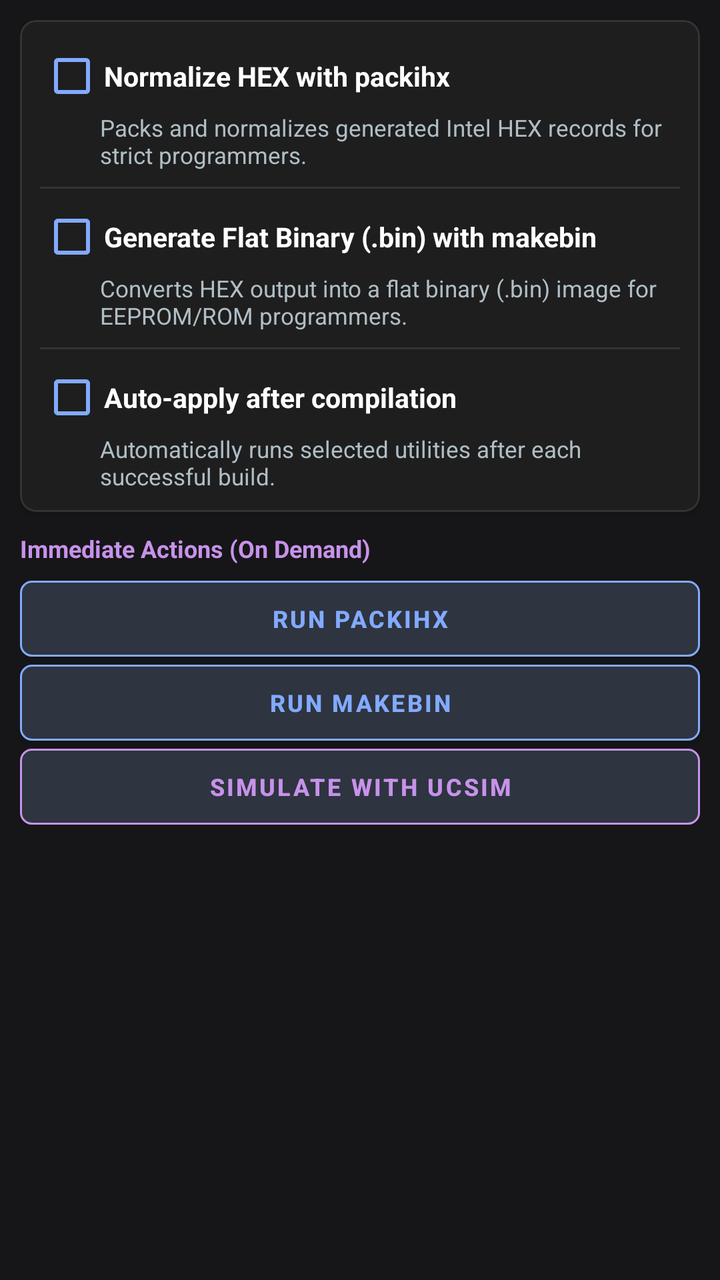
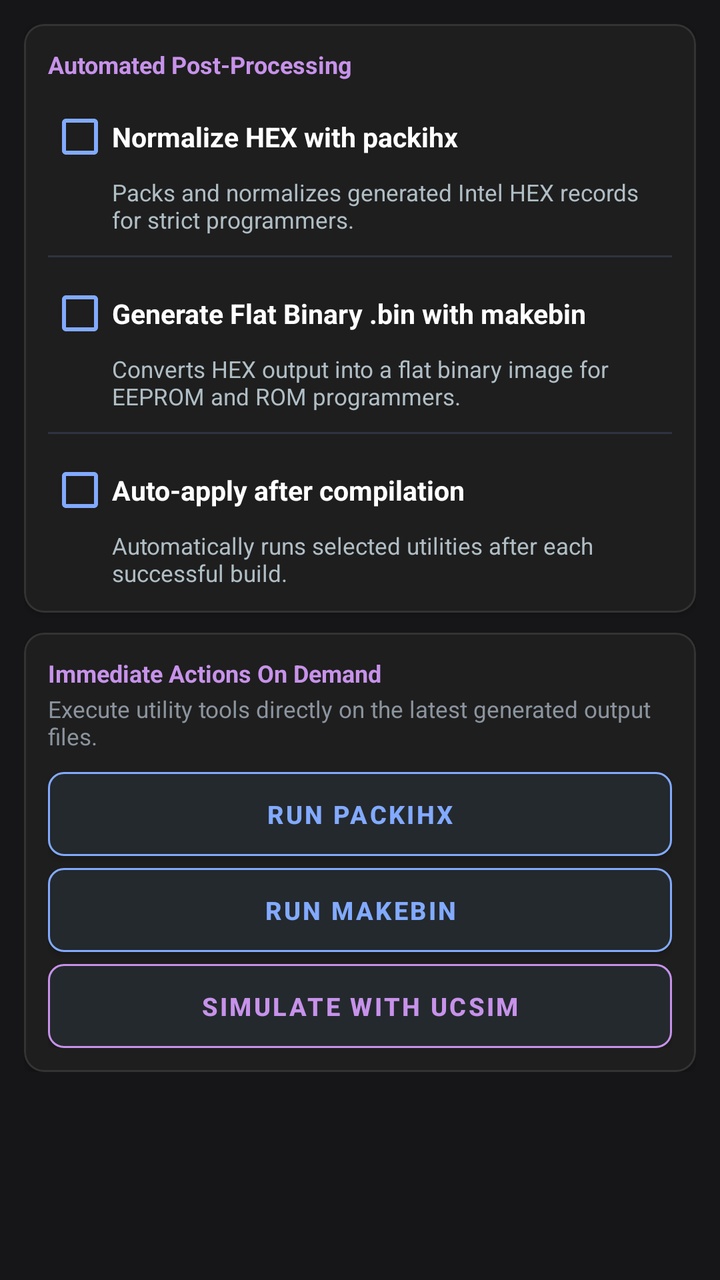

Screens rendered from an Android XML layout before and after an edit, with the pre-edit source and the edit as a unified diff.
<!-- AndroidManifest.xml: application theme Theme.CPIC -->
<!-- res/layout/dialog_optional_tools.xml -->
<?xml version="1.0" encoding="utf-8"?>
<ScrollView xmlns:android="http://schemas.android.com/apk/res/android"
    xmlns:app="http://schemas.android.com/apk/res-auto"
    android:layout_width="match_parent"
    android:layout_height="wrap_content"
    android:background="@color/surface"
    android:padding="10dp">

    <LinearLayout
        android:layout_width="match_parent"
        android:layout_height="wrap_content"
        android:orientation="vertical">

        
        <com.google.android.material.card.MaterialCardView
            android:layout_width="match_parent"
            android:layout_height="wrap_content"
            app:cardBackgroundColor="#1E1E1E"
            app:cardCornerRadius="8dp"
            app:cardElevation="2dp"
            app:strokeColor="#333333"
            app:strokeWidth="1dp">

            <LinearLayout
                android:layout_width="match_parent"
                android:layout_height="wrap_content"
                android:orientation="vertical"
                android:padding="10dp">

                
                <com.google.android.material.checkbox.MaterialCheckBox
                    android:id="@+id/chk_packihx"
                    android:layout_width="match_parent"
                    android:layout_height="wrap_content"
                    android:minHeight="36dp"
                    android:text="@string/opt_packihx_title"
                    android:textColor="#FFFFFF"
                    android:textSize="13.5sp"
                    android:textStyle="bold"
                    app:buttonTint="@color/primary" />

                <TextView
                    android:layout_width="match_parent"
                    android:layout_height="wrap_content"
                    android:layout_marginStart="30dp"
                    android:layout_marginBottom="8dp"
                    android:text="@string/opt_packihx_desc"
                    android:textColor="#B0BEC5"
                    android:textSize="11.5sp" />

                <View
                    android:layout_width="match_parent"
                    android:layout_height="1dp"
                    android:layout_marginBottom="6dp"
                    android:background="#333333" />

                
                <com.google.android.material.checkbox.MaterialCheckBox
                    android:id="@+id/chk_makebin"
                    android:layout_width="match_parent"
                    android:layout_height="wrap_content"
                    android:minHeight="36dp"
                    android:text="@string/opt_makebin_title"
                    android:textColor="#FFFFFF"
                    android:textSize="13.5sp"
                    android:textStyle="bold"
                    app:buttonTint="@color/primary" />

                <TextView
                    android:layout_width="match_parent"
                    android:layout_height="wrap_content"
                    android:layout_marginStart="30dp"
                    android:layout_marginBottom="8dp"
                    android:text="@string/opt_makebin_desc"
                    android:textColor="#B0BEC5"
                    android:textSize="11.5sp" />

                <View
                    android:layout_width="match_parent"
                    android:layout_height="1dp"
                    android:layout_marginBottom="6dp"
                    android:background="#333333" />

                
                <com.google.android.material.checkbox.MaterialCheckBox
                    android:id="@+id/chk_auto_apply"
                    android:layout_width="match_parent"
                    android:layout_height="wrap_content"
                    android:minHeight="36dp"
                    android:text="@string/opt_auto_apply_title"
                    android:textColor="#FFFFFF"
                    android:textSize="13.5sp"
                    android:textStyle="bold"
                    app:buttonTint="@color/primary" />

                <TextView
                    android:layout_width="match_parent"
                    android:layout_height="wrap_content"
                    android:layout_marginStart="30dp"
                    android:text="@string/opt_auto_apply_desc"
                    android:textColor="#B0BEC5"
                    android:textSize="11.5sp" />

            </LinearLayout>
        </com.google.android.material.card.MaterialCardView>

        
        <TextView
            android:layout_width="match_parent"
            android:layout_height="wrap_content"
            android:layout_marginTop="10dp"
            android:layout_marginBottom="6dp"
            android:text="@string/opt_actions_header"
            android:textColor="@color/secondary"
            android:textSize="12sp"
            android:textStyle="bold" />

        
        <com.google.android.material.button.MaterialButton
            android:id="@+id/btn_run_packihx_action"
            android:layout_width="match_parent"
            android:layout_height="wrap_content"
            android:minHeight="38dp"
            android:insetTop="0dp"
            android:insetBottom="0dp"
            android:layout_marginTop="2dp"
            android:text="@string/btn_run_packihx"
            android:textColor="@color/primary"
            android:textSize="12sp"
            android:textStyle="bold"
            app:backgroundTint="#2E3440"
            app:cornerRadius="6dp"
            app:strokeColor="@color/primary"
            app:strokeWidth="1dp" />

        <com.google.android.material.button.MaterialButton
            android:id="@+id/btn_run_makebin_action"
            android:layout_width="match_parent"
            android:layout_height="wrap_content"
            android:minHeight="38dp"
            android:insetTop="0dp"
            android:insetBottom="0dp"
            android:layout_marginTop="4dp"
            android:text="@string/btn_run_makebin"
            android:textColor="@color/primary"
            android:textSize="12sp"
            android:textStyle="bold"
            app:backgroundTint="#2E3440"
            app:cornerRadius="6dp"
            app:strokeColor="@color/primary"
            app:strokeWidth="1dp" />

        <com.google.android.material.button.MaterialButton
            android:id="@+id/btn_run_simulator_action"
            android:layout_width="match_parent"
            android:layout_height="wrap_content"
            android:minHeight="38dp"
            android:insetTop="0dp"
            android:insetBottom="0dp"
            android:layout_marginTop="4dp"
            android:text="@string/btn_run_simulator"
            android:textColor="@color/secondary"
            android:textSize="12sp"
            android:textStyle="bold"
            app:backgroundTint="#2E3440"
            app:cornerRadius="6dp"
            app:strokeColor="@color/secondary"
            app:strokeWidth="1dp" />

    </LinearLayout>
</ScrollView>
<!-- resources referenced by this layout -->
<resources>
  <color name="primary">#82AAFF</color>
  <color name="secondary">#C792EA</color>
  <color name="surface">#161618</color>
  <string name="btn_run_makebin">Run makebin</string>
  <string name="btn_run_packihx">Run packihx</string>
  <string name="btn_run_simulator">Simulate with ucSim</string>
  <string name="opt_actions_header">Immediate Actions (On Demand)</string>
  <string name="opt_auto_apply_desc">Automatically runs selected utilities after each successful build.</string>
  <string name="opt_auto_apply_title">Auto-apply after compilation</string>
  <string name="opt_makebin_desc">Converts HEX output into a flat binary (.bin) image for EEPROM/ROM programmers.</string>
  <string name="opt_makebin_title">Generate Flat Binary (.bin) with makebin</string>
  <string name="opt_packihx_desc">Packs and normalizes generated Intel HEX records for strict programmers.</string>
  <string name="opt_packihx_title">Normalize HEX with packihx</string>
  <color name="primary_variant">#3B4252</color>
  <color name="on_primary">#FFFFFF</color>
  <color name="on_secondary">#121212</color>
  <color name="background">#0A0A0B</color>
  <color name="on_surface">#E0E0E0</color>
  <style name="CustomPopupTheme" parent="ThemeOverlay.AppCompat.Light">
          <item name="android:windowBackground">@color/surface</item>
          <item name="android:colorBackground">#FAFAFA</item>
          <item name="android:background">#FAFAFA</item>
          <item name="android:itemBackground">#FAFAFA</item>
          <item name="android:textColor">#000000</item>
      </style>
  <style name="CustomAlertDialogTheme" parent="ThemeOverlay.MaterialComponents.MaterialAlertDialog">
          <item name="android:background">@color/surface</item>
          <item name="colorSurface">@color/surface</item>
          <item name="colorOnSurface">#FFFFFF</item>
          <item name="android:textColorPrimary">#FFFFFF</item>
          <item name="android:textColorSecondary">#B0BEC5</item>
          <item name="colorPrimary">@color/primary</item>
          <item name="buttonBarPositiveButtonStyle">@style/DialogPositiveButton</item>
          <item name="buttonBarNegativeButtonStyle">@style/DialogNegativeButton</item>
      </style>
  <style name="DialogPositiveButton" parent="Widget.MaterialComponents.Button.TextButton.Dialog">
          <item name="android:textColor">@color/primary</item>
          <item name="android:textStyle">bold</item>
      </style>
  <style name="DialogNegativeButton" parent="Widget.MaterialComponents.Button.TextButton.Dialog">
          <item name="android:textColor">#B0BEC5</item>
      </style>
  <!-- unchanged entries left out for length: 1 -->
</resources>

<!-- the commit's change to res/layout/dialog_optional_tools.xml (unified diff, before → after) -->
@@ -4,7 +4,7 @@
     android:layout_width="match_parent"
     android:layout_height="wrap_content"
     android:background="@color/surface"
-    android:padding="10dp">
+    android:padding="12dp">
 
     <LinearLayout
         android:layout_width="match_parent"
@@ -16,7 +16,7 @@
             android:layout_width="match_parent"
             android:layout_height="wrap_content"
             app:cardBackgroundColor="#1E1E1E"
-            app:cardCornerRadius="8dp"
+            app:cardCornerRadius="10dp"
             app:cardElevation="2dp"
             app:strokeColor="#333333"
             app:strokeWidth="1dp">
@@ -25,14 +25,23 @@
                 android:layout_width="match_parent"
                 android:layout_height="wrap_content"
                 android:orientation="vertical"
-                android:padding="10dp">
+                android:padding="12dp">
+
+                <TextView
+                    android:layout_width="match_parent"
+                    android:layout_height="wrap_content"
+                    android:layout_marginBottom="8dp"
+                    android:text="@string/opt_automation_header"
+                    android:textColor="@color/secondary"
+                    android:textSize="12sp"
+                    android:textStyle="bold" />
 
                 
                 <com.google.android.material.checkbox.MaterialCheckBox
                     android:id="@+id/chk_packihx"
                     android:layout_width="match_parent"
                     android:layout_height="wrap_content"
-                    android:minHeight="36dp"
+                    android:minHeight="40dp"
                     android:text="@string/opt_packihx_title"
                     android:textColor="#FFFFFF"
                     android:textSize="13.5sp"
@@ -42,8 +51,8 @@
                 <TextView
                     android:layout_width="match_parent"
                     android:layout_height="wrap_content"
-                    android:layout_marginStart="30dp"
-                    android:layout_marginBottom="8dp"
+                    android:layout_marginStart="32dp"
+                    android:layout_marginBottom="10dp"
                     android:text="@string/opt_packihx_desc"
                     android:textColor="#B0BEC5"
                     android:textSize="11.5sp" />
@@ -51,15 +60,15 @@
                 <View
                     android:layout_width="match_parent"
                     android:layout_height="1dp"
-                    android:layout_marginBottom="6dp"
-                    android:background="#333333" />
+                    android:layout_marginBottom="8dp"
+                    android:background="#2E3440" />
 
                 
                 <com.google.android.material.checkbox.MaterialCheckBox
                     android:id="@+id/chk_makebin"
                     android:layout_width="match_parent"
                     android:layout_height="wrap_content"
-                    android:minHeight="36dp"
+                    android:minHeight="40dp"
                     android:text="@string/opt_makebin_title"
                     android:textColor="#FFFFFF"
                     android:textSize="13.5sp"
@@ -69,8 +78,8 @@
                 <TextView
                     android:layout_width="match_parent"
                     android:layout_height="wrap_content"
-                    android:layout_marginStart="30dp"
-                    android:layout_marginBottom="8dp"
+                    android:layout_marginStart="32dp"
+                    android:layout_marginBottom="10dp"
                     android:text="@string/opt_makebin_desc"
                     android:textColor="#B0BEC5"
                     android:textSize="11.5sp" />
@@ -78,15 +87,15 @@
                 <View
                     android:layout_width="match_parent"
                     android:layout_height="1dp"
-                    android:layout_marginBottom="6dp"
-                    android:background="#333333" />
+                    android:layout_marginBottom="8dp"
+                    android:background="#2E3440" />
 
                 
                 <com.google.android.material.checkbox.MaterialCheckBox
                     android:id="@+id/chk_auto_apply"
                     android:layout_width="match_parent"
                     android:layout_height="wrap_content"
-                    android:minHeight="36dp"
+                    android:minHeight="40dp"
                     android:text="@string/opt_auto_apply_title"
                     android:textColor="#FFFFFF"
                     android:textSize="13.5sp"
@@ -96,7 +105,7 @@
                 <TextView
                     android:layout_width="match_parent"
                     android:layout_height="wrap_content"
-                    android:layout_marginStart="30dp"
+                    android:layout_marginStart="32dp"
                     android:text="@string/opt_auto_apply_desc"
                     android:textColor="#B0BEC5"
                     android:textSize="11.5sp" />
@@ -105,67 +114,92 @@
         </com.google.android.material.card.MaterialCardView>
 
         
-        <TextView
+        <com.google.android.material.card.MaterialCardView
             android:layout_width="match_parent"
             android:layout_height="wrap_content"
             android:layout_marginTop="10dp"
-            android:layout_marginBottom="6dp"
-            android:text="@string/opt_actions_header"
-            android:textColor="@color/secondary"
-            android:textSize="12sp"
-            android:textStyle="bold" />
-
-        
-        <com.google.android.material.button.MaterialButton
-            android:id="@+id/btn_run_packihx_action"
-            android:layout_width="match_parent"
-            android:layout_height="wrap_content"
-            android:minHeight="38dp"
-            android:insetTop="0dp"
-            android:insetBottom="0dp"
-            android:layout_marginTop="2dp"
-            android:text="@string/btn_run_packihx"
-            android:textColor="@color/primary"
-            android:textSize="12sp"
-            android:textStyle="bold"
-            app:backgroundTint="#2E3440"
-            app:cornerRadius="6dp"
-            app:strokeColor="@color/primary"
-            app:strokeWidth="1dp" />
-
-        <com.google.android.material.button.MaterialButton
-            android:id="@+id/btn_run_makebin_action"
-            android:layout_width="match_parent"
-            android:layout_height="wrap_content"
-            android:minHeight="38dp"
-            android:insetTop="0dp"
-            android:insetBottom="0dp"
-            android:layout_marginTop="4dp"
-            android:text="@string/btn_run_makebin"
-            android:textColor="@color/primary"
-            android:textSize="12sp"
-            android:textStyle="bold"
-            app:backgroundTint="#2E3440"
-            app:cornerRadius="6dp"
-            app:strokeColor="@color/primary"
-            app:strokeWidth="1dp" />
-
-        <com.google.android.material.button.MaterialButton
-            android:id="@+id/btn_run_simulator_action"
-            android:layout_width="match_parent"
-            android:layout_height="wrap_content"
-            android:minHeight="38dp"
-            android:insetTop="0dp"
-            android:insetBottom="0dp"
-            android:layout_marginTop="4dp"
-            android:text="@string/btn_run_simulator"
-            android:textColor="@color/secondary"
-            android:textSize="12sp"
-            android:textStyle="bold"
-            app:backgroundTint="#2E3440"
-            app:cornerRadius="6dp"
-            app:strokeColor="@color/secondary"
-            app:strokeWidth="1dp" />
+            app:cardBackgroundColor="#1E1E1E"
+            app:cardCornerRadius="10dp"
+            app:cardElevation="2dp"
+            app:strokeColor="#333333"
+            app:strokeWidth="1dp">
+
+            <LinearLayout
+                android:layout_width="match_parent"
+                android:layout_height="wrap_content"
+                android:orientation="vertical"
+                android:padding="12dp">
+
+                <TextView
+                    android:layout_width="match_parent"
+                    android:layout_height="wrap_content"
+                    android:layout_marginBottom="2dp"
+                    android:text="@string/opt_actions_header"
+                    android:textColor="@color/secondary"
+                    android:textSize="12sp"
+                    android:textStyle="bold" />
+
+                <TextView
+                    android:layout_width="match_parent"
+                    android:layout_height="wrap_content"
+                    android:layout_marginBottom="10dp"
+                    android:text="@string/opt_actions_desc"
+                    android:textColor="#8B949E"
+                    android:textSize="11.5sp" />
+
+                
+                <com.google.android.material.button.MaterialButton
+                    android:id="@+id/btn_run_packihx_action"
+                    android:layout_width="match_parent"
+                    android:layout_height="wrap_content"
+                    android:minHeight="42dp"
+                    android:insetTop="0dp"
+                    android:insetBottom="0dp"
+                    android:text="@string/btn_run_packihx"
+                    android:textColor="@color/primary"
+                    android:textSize="12.5sp"
+                    android:textStyle="bold"
+                    app:backgroundTint="#24292E"
+                    app:cornerRadius="8dp"
+                    app:strokeColor="@color/primary"
+                    app:strokeWidth="1dp" />
+
+                <com.google.android.material.button.MaterialButton
+                    android:id="@+id/btn_run_makebin_action"
+                    android:layout_width="match_parent"
+                    android:layout_height="wrap_content"
+                    android:minHeight="42dp"
+                    android:insetTop="0dp"
+                    android:insetBottom="0dp"
+                    android:layout_marginTop="6dp"
+                    android:text="@string/btn_run_makebin"
+                    android:textColor="@color/primary"
+                    android:textSize="12.5sp"
+                    android:textStyle="bold"
+                    app:backgroundTint="#24292E"
+                    app:cornerRadius="8dp"
+                    app:strokeColor="@color/primary"
+                    app:strokeWidth="1dp" />
+
+                <com.google.android.material.button.MaterialButton
+                    android:id="@+id/btn_run_simulator_action"
+                    android:layout_width="match_parent"
+                    android:layout_height="wrap_content"
+                    android:minHeight="42dp"
+                    android:insetTop="0dp"
+                    android:insetBottom="0dp"
+                    android:layout_marginTop="6dp"
+                    android:text="@string/btn_run_simulator"
+                    android:textColor="@color/secondary"
+                    android:textSize="12.5sp"
+                    android:textStyle="bold"
+                    app:backgroundTint="#24292E"
+                    app:cornerRadius="8dp"
+                    app:strokeColor="@color/secondary"
+                    app:strokeWidth="1dp" />
+
+            </LinearLayout>
+        </com.google.android.material.card.MaterialCardView>
 
     </LinearLayout>
 </ScrollView>
<!-- resource entries referenced after the edit -->
@@ -6,11 +6,13 @@
   <string name="btn_run_makebin">Run makebin</string>
   <string name="btn_run_packihx">Run packihx</string>
   <string name="btn_run_simulator">Simulate with ucSim</string>
-  <string name="opt_actions_header">Immediate Actions (On Demand)</string>
+  <string name="opt_actions_desc">Execute utility tools directly on the latest generated output files.</string>
+  <string name="opt_actions_header">Immediate Actions On Demand</string>
   <string name="opt_auto_apply_desc">Automatically runs selected utilities after each successful build.</string>
   <string name="opt_auto_apply_title">Auto-apply after compilation</string>
-  <string name="opt_makebin_desc">Converts HEX output into a flat binary (.bin) image for EEPROM/ROM programmers.</string>
-  <string name="opt_makebin_title">Generate Flat Binary (.bin) with makebin</string>
+  <string name="opt_automation_header">Automated Post-Processing</string>
+  <string name="opt_makebin_desc">Converts HEX output into a flat binary image for EEPROM and ROM programmers.</string>
+  <string name="opt_makebin_title">Generate Flat Binary .bin with makebin</string>
   <string name="opt_packihx_desc">Packs and normalizes generated Intel HEX records for strict programmers.</string>
   <string name="opt_packihx_title">Normalize HEX with packihx</string>
   <color name="primary_variant">#3B4252</color>
